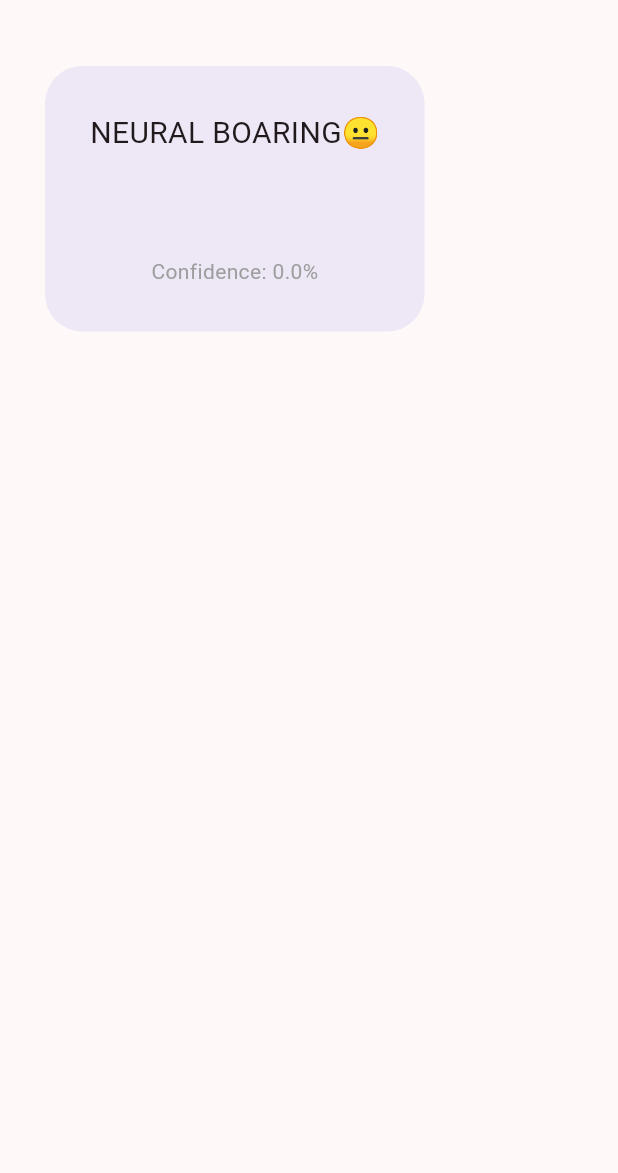
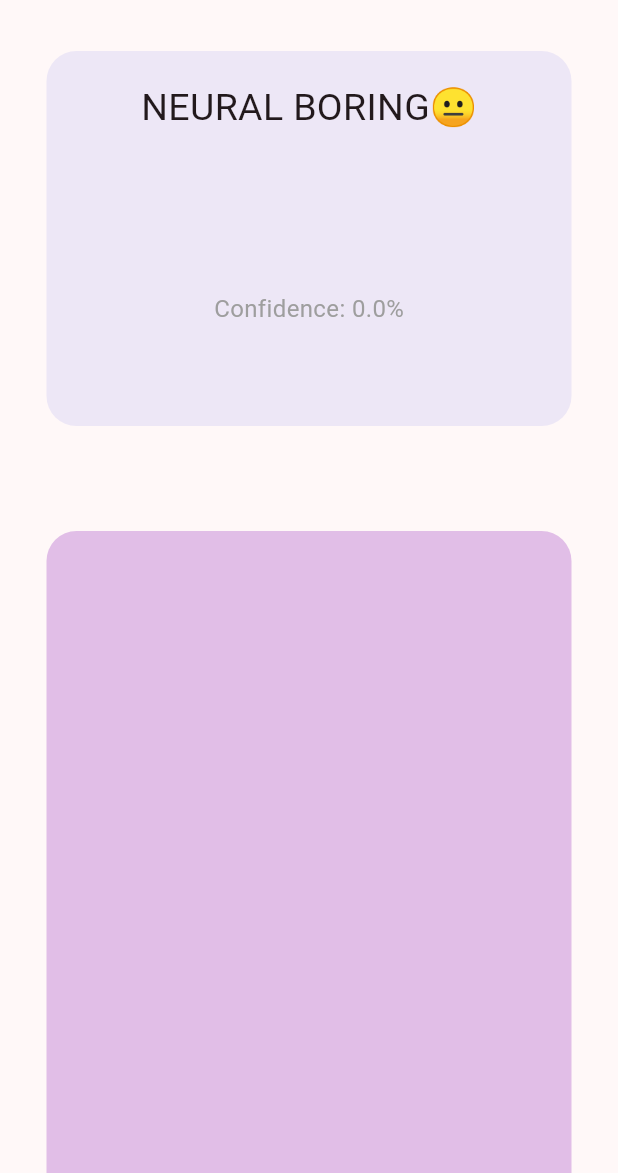
Before and after one commit to SujalSangraula/voice_to_care, a Flutter app: the EmotionResultPage screen opened directly with empty values, on a phone screen of 412 x 824 dp, the part 63-1236 px from its top. Run offline on Flutter 3.47's test engine with Material 3 defaults, Android fonts, the phone set to English and light mode, and no system bars; our stand-ins replace cloud_firestore, firebase_auth, firebase_core, permission_handler; missing offline and left inert: record; accounts and stored records are empty.

Commit message:
new design to show the detected emotion

```diff
--- a/lib/emotionResultPage.dart
+++ b/lib/emotionResultPage.dart
@@ -17,9 +17,9 @@ class EmotionResultPage extends StatelessWidget {
       case 'sad':
         return 'You seem SAD what can I do to help you?😢';
       case 'angry':
-        return 'Relax you are ANGRY right now stak calm..😠';
+        return 'Relax you are ANGRY right now stay calm..😠';
       default:
-        return 'NEURAL BOARING😐';
+        return 'NEURAL BORING😐';
     }
   }
 
@@ -27,36 +27,68 @@ class EmotionResultPage extends StatelessWidget {
   Widget build(BuildContext context) {
     return Scaffold(
       appBar: AppBar(
-        title: const Text("Detected Emotion"),
-        centerTitle: true,
+        title: Text("Detected Emotion"),centerTitle: true,
       ),
-      body: Container(
-        margin: const EdgeInsets.all(30),
-        padding: const EdgeInsets.all(30),
+      body: SingleChildScrollView(
+        child: Column(
+          children: [
+            Center(
+              child: Container(
+                height: 250,
+                width: 350,
+                margin: EdgeInsets.all(20),
+                padding: EdgeInsets.all(20),
                 decoration: BoxDecoration(
                   color: Colors.deepPurple[50],
-          borderRadius: BorderRadius.circular(25),
+                  borderRadius: BorderRadius.circular(20),
                 ),
                 child: Column(
-          mainAxisSize: MainAxisSize.min,
                   children: [
                     Text(
                       _emotionEmoji(emotion),
-              style: const TextStyle(fontSize: 20),
+                      style: TextStyle(
+                        fontSize: 25,
                       ),
-            const SizedBox(height: 20),
+                    ),
+                    const SizedBox(height: 30,),
                     Text(
                       emotion.toUpperCase(),
-              style: const TextStyle(
-                fontSize: 26,
+                      style: TextStyle(
+                        fontSize: 45,
                         fontWeight: FontWeight.bold,
                       ),
                     ),
-            const SizedBox(height: 10),
+                    const SizedBox(height: 10,),
                     Text(
-              "Confidence: ${(confidence * 100).toStringAsFixed(1)}%",
-              style: const TextStyle(color: Colors.grey),
+                      "Confidence: ${(confidence*100).toStringAsFixed(1)}%",
+                      style: TextStyle(
+                        color: Colors.grey,
+                        fontSize: 16
                       ),
+                    ),
+                  ],
+                ),
+              ),
+            ),
+            const SizedBox(height: 30,),
+            Container(
+              margin: EdgeInsets.all(20),
+              padding: EdgeInsets.all(20),
+              height: 550,
+              width: 350,
+              decoration: BoxDecoration(
+                color: Colors.purple[100],
+                borderRadius: BorderRadius.circular(20),
+              ),
+              child: Column(
+                children: [
+                  Text(emotion.toUpperCase(),style: TextStyle(fontSize: 30,fontWeight: FontWeight.bold),),
+                  SizedBox(height: 10,),
+
+                ],
+              ),
+            ),
+            const SizedBox(height: 40,),
           ],
         ),
       ),
```
Lines whose indentation alone changed are shown as unchanged.
